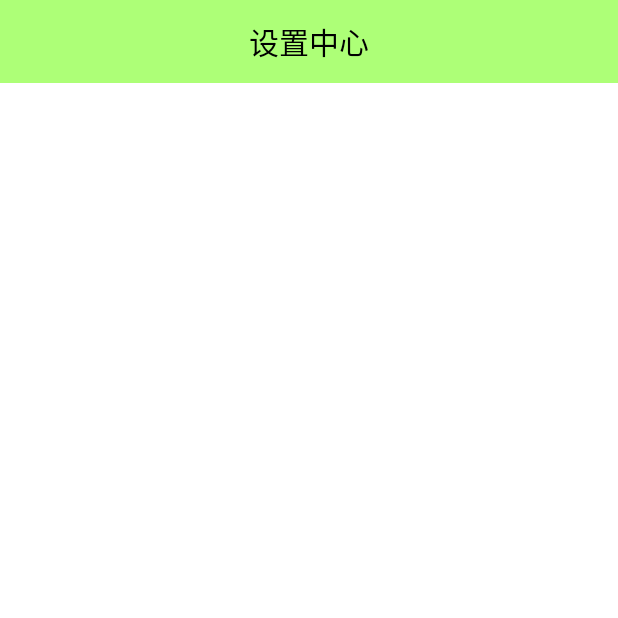
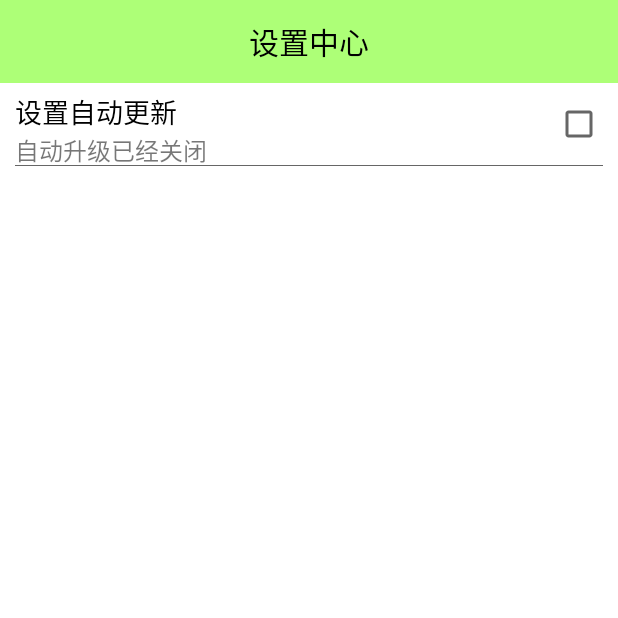
Before and after one commit to FortuneDream/MobileSafe, an Android app: the SettingActivity screen opened directly, with no data from a screen before it, on a phone screen of 412 x 824 dp, the top half of it. Run offline under Robolectric (Android 15) with nearby library versions, the phone set to English and light mode, and no system bars.

Commit message:
自定义view

```diff
--- a/app/src/main/java/com/example/dell/mobilesafe/activity/HomeActivity.java
+++ b/app/src/main/java/com/example/dell/mobilesafe/activity/HomeActivity.java
@@ -9,6 +9,7 @@ import android.widget.GridView;
 
 import com.example.dell.mobilesafe.R;
 import com.example.dell.mobilesafe.adapter.HomeGridAdapter;
+import com.example.dell.mobilesafe.view.SettingItemView;
 
 
 /**
@@ -22,6 +23,7 @@ public class HomeActivity extends AppCompatActivity {
         super.onCreate(savedInstanceState);
         setContentView(R.layout.activity_home);
         gridView = (GridView) findViewById(R.id.grid_home);
+
         HomeGridAdapter adapter = new HomeGridAdapter(this);
         gridView.setAdapter(adapter);
         gridView.setOnItemClickListener(new AdapterView.OnItemClickListener() {
--- a/app/src/main/java/com/example/dell/mobilesafe/activity/SettingActivity.java
+++ b/app/src/main/java/com/example/dell/mobilesafe/activity/SettingActivity.java
@@ -1,13 +1,48 @@
 package com.example.dell.mobilesafe.activity;
 
+import android.content.SharedPreferences;
 import android.support.v7.app.AppCompatActivity;
 import android.os.Bundle;
+import android.view.View;
+
 import com.example.dell.mobilesafe.R;
+import com.example.dell.mobilesafe.view.SettingItemView;
+
 public class SettingActivity extends AppCompatActivity {
-
+    private SettingItemView settingItemView;
+    private SharedPreferences sharedPreferences;
     @Override
     protected void onCreate(Bundle savedInstanceState) {
         super.onCreate(savedInstanceState);
         setContentView(R.layout.activity_setting);
+        settingItemView= (SettingItemView) findViewById(R.id.siv_update);
+        sharedPreferences=getSharedPreferences("config",MODE_PRIVATE);
+
+        Boolean update=sharedPreferences.getBoolean("update", false);
+        if (update){
+            settingItemView.setChecked(update);
+            settingItemView.setDecription("自动升级已经开始");
+        }else{
+            settingItemView.setChecked(update);
+            settingItemView.setDecription("自动升级已经关闭");
+        }//使用保存的勾选状态
+
+        //settingItemView表示一个组合
+        settingItemView.setOnClickListener(new View.OnClickListener() {
+            @Override
+            public void onClick(View v) {
+                SharedPreferences.Editor editor=sharedPreferences.edit();
+                if (settingItemView.isChecked()){
+                    settingItemView.setChecked(false);
+                    settingItemView.setDecription("自动升级已经关闭");
+                    editor.putBoolean("update",false);
+                }else{
+                    settingItemView.setChecked(true);
+                    settingItemView.setDecription("自动升级已经开始");
+                    editor.putBoolean("update",true);
+                }
+                editor.apply();//shareprefence保存状态
+            }
+        });
     }
 }
--- a/app/src/main/java/com/example/dell/mobilesafe/view/SettingItemView.java
+++ b/app/src/main/java/com/example/dell/mobilesafe/view/SettingItemView.java
@@ -1,9 +1,12 @@
 package com.example.dell.mobilesafe.view;
 
 import android.content.Context;
+import android.content.SharedPreferences;
 import android.util.AttributeSet;
 import android.view.View;
+import android.widget.CheckBox;
 import android.widget.RelativeLayout;
+import android.widget.TextView;
 
 import com.example.dell.mobilesafe.R;
 
@@ -11,12 +14,31 @@ import com.example.dell.mobilesafe.R;
  * Created by Q on 2016/4/5.
  */
 public class SettingItemView extends RelativeLayout {
-
+    private CheckBox checkBox;
+    private TextView textView;
     //初始化布局文件
     private void initView(Context context) {
         //inflate：吧布局文件-》View
         //最后一个参数：添加谁进来就是布局文件的父亲，也就是说把布局文件挂载在传进来的参数
        View.inflate(context, R.layout.setting_item_view,this);
+        checkBox=(CheckBox)findViewById(R.id.cb_status);
+        textView=(TextView)findViewById(R.id.txt_desc);
+    }
+
+    //得到组合控件是否勾选
+    public boolean isChecked(){
+        return checkBox.isChecked();
+    }
+
+    //设置组织控件状态
+    public void setChecked(boolean isChecked){
+        //当checkBox被勾选或者没有被勾选的时候，也表示了组合控件是否被选中
+        checkBox.setChecked(isChecked);
+    }
+
+    //设置描述信息
+    public void setDecription(String decription){
+        textView.setText(decription);
     }
 
 
--- a/app/src/main/res/layout/activity_setting.xml
+++ b/app/src/main/res/layout/activity_setting.xml
@@ -15,6 +15,7 @@
         android:textSize="20sp" />
 
     <com.example.dell.mobilesafe.view.SettingItemView
+        android:id="@+id/siv_update"
         android:layout_width="wrap_content"
         android:layout_height="wrap_content" />
 </LinearLayout>
--- a/app/src/main/res/layout/setting_item_view.xml
+++ b/app/src/main/res/layout/setting_item_view.xml
@@ -1,7 +1,7 @@
 <?xml version="1.0" encoding="utf-8"?>
 <RelativeLayout xmlns:android="http://schemas.android.com/apk/res/android"
     android:layout_width="wrap_content"
-    android:layout_height="wrap_content">
+    android:layout_height="55dp">
 
     <TextView
         android:id="@+id/txt_title"
@@ -19,18 +19,21 @@
         android:layout_height="wrap_content"
         android:layout_below="@id/txt_title"
         android:layout_marginLeft="10dp"
-        android:text="当前自动升级已经关闭"
+        android:text="自动升级已经关闭"
         android:textColor="#88000000"
         android:textSize="16sp" />
 
     <CheckBox
+        android:focusable="false"
+        android:clickable="false"
+        android:id="@+id/cb_status"
         android:layout_width="wrap_content"
         android:layout_height="wrap_content"
         android:layout_alignParentRight="true"
         android:layout_centerVertical="true"
         android:layout_marginRight="10dp" />
 
-    <view
+    <View
         android:layout_width="match_parent"
         android:layout_height="0.1dp"
         android:layout_alignParentBottom="true"
```
Also changed, not shown: app/src/main/java/com/example/dell/mobilesafe/activity/SplashActivity.java (+15 -3 lines).
